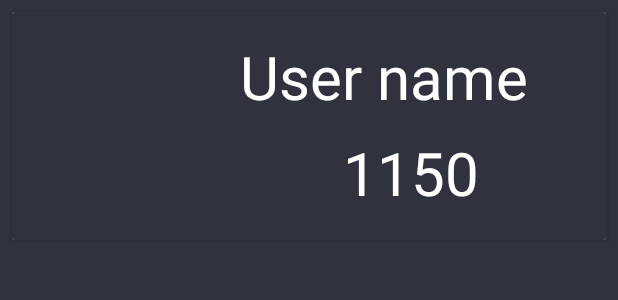
After one commit to N18JAVAPROGRAMMING/Domino, an Android app: the layout user_item.xml on its own in the app's theme, with its tools: preview values and no code run, on a phone screen of 412 x 824 dp. The commit adds this screen. Shown: the top 300 px of the screen. Run offline under Robolectric (Android 15) with nearby library versions, the phone set to English and light mode, and no system bars.

Commit message:
created database and user item

```diff
--- a/app/build.gradle
+++ b/app/build.gradle
@@ -30,4 +30,6 @@ dependencies {
     implementation 'com.squareup.retrofit2:retrofit:2.5.0'
     implementation 'com.squareup.retrofit2:converter-gson:2.5.0'
     implementation 'com.android.support:design:28.0.0'
+    compile "android.arch.persistence.room:runtime:1.1.1"
+    annotationProcessor "android.arch.persistence.room:compiler:1.1.1"
 }
--- a/app/src/main/java/com/example/guest/domino/AuthFragment.java
+++ b/app/src/main/java/com/example/guest/domino/AuthFragment.java
@@ -70,7 +70,7 @@ public class AuthFragment extends Fragment
             @Override
             public void onClick(View v) {
                   final View view =v;
-                Intent intent=  new Intent(getActivity().getApplicationContext(),MainActivity.class);
+                Intent intent=  new Intent(getActivity().getApplicationContext(),coordinator_test.class);
                 startActivity(intent);
 
                 /*serverManager.LogIn(login.getText().toString(),password.getText().toString(), new ServerManager.OnCallBackListenerAuth() {
--- /dev/null
+++ b/app/src/main/java/com/example/guest/domino/SampleLayoutManager.java
@@ -0,0 +1,6 @@
+package com.example.guest.domino;
+
+public class SampleLayoutManager {
+
+
+}
--- /dev/null
+++ b/app/src/main/res/layout/user_item.xml
@@ -0,0 +1,57 @@
+<?xml version="1.0" encoding="utf-8"?>
+<FrameLayout
+    xmlns:android="http://schemas.android.com/apk/res/android"
+    xmlns:app="http://schemas.android.com/apk/res-auto"
+    android:layout_width="match_parent"
+    android:layout_height="wrap_content">
+     <android.support.v7.widget.CardView
+         android:layout_width="match_parent"
+         android:layout_margin="8dp"
+         android:layout_height="wrap_content">
+
+
+
+<android.support.constraint.ConstraintLayout
+    xmlns:android="http://schemas.android.com/apk/res/android"
+    android:layout_width="match_parent"
+    android:layout_height="match_parent">
+
+
+    <ImageView
+        android:id="@+id/user_image"
+        android:layout_width="120dp"
+        android:layout_height="120dp"
+        android:layout_gravity="center_horizontal"
+        android:layout_marginStart="16dp"
+        android:layout_marginTop="16dp"
+        android:layout_marginBottom="16dp"
+        app:layout_constraintBottom_toBottomOf="parent"
+        app:layout_constraintStart_toStartOf="parent"
+        app:layout_constraintTop_toTopOf="parent" />
+
+    <TextView
+        android:id="@+id/name"
+        android:layout_width="wrap_content"
+        android:layout_height="wrap_content"
+        app:layout_constraintTop_toTopOf="parent"
+        android:layout_margin="16dp"
+        app:layout_constraintStart_toEndOf="@id/user_image"
+        android:text="User name"
+        android:textSize="40sp"
+        />
+
+    <TextView
+        android:layout_width="wrap_content"
+        android:layout_height="wrap_content"
+        android:text="1150"
+        app:layout_constraintTop_toBottomOf="@id/name"
+        app:layout_constraintStart_toEndOf="@id/user_image"
+        android:layout_marginStart="16dp"
+        app:layout_constraintEnd_toEndOf="parent"
+        android:layout_marginEnd="16dp"
+        android:textSize="40sp"
+        android:layout_marginTop="10dp"/>
+</android.support.constraint.ConstraintLayout>
+     </android.support.v7.widget.CardView>
+
+</FrameLayout>
```
Also changed, not shown: app/src/main/AndroidManifest.xml (+5 -2 lines), app/src/main/java/com/example/guest/domino/DaoTask.java (added, +32 -0 lines), app/src/main/java/com/example/guest/domino/HandlerManager.java (deleted, +0 -12 lines), app/src/main/java/com/example/guest/domino/MyApplication.java (+12 -0 lines), app/src/main/java/com/example/guest/domino/Task.java (+10 -4 lines), app/src/main/java/com/example/guest/domino/TaskData.java (added, +11 -0 lines).
